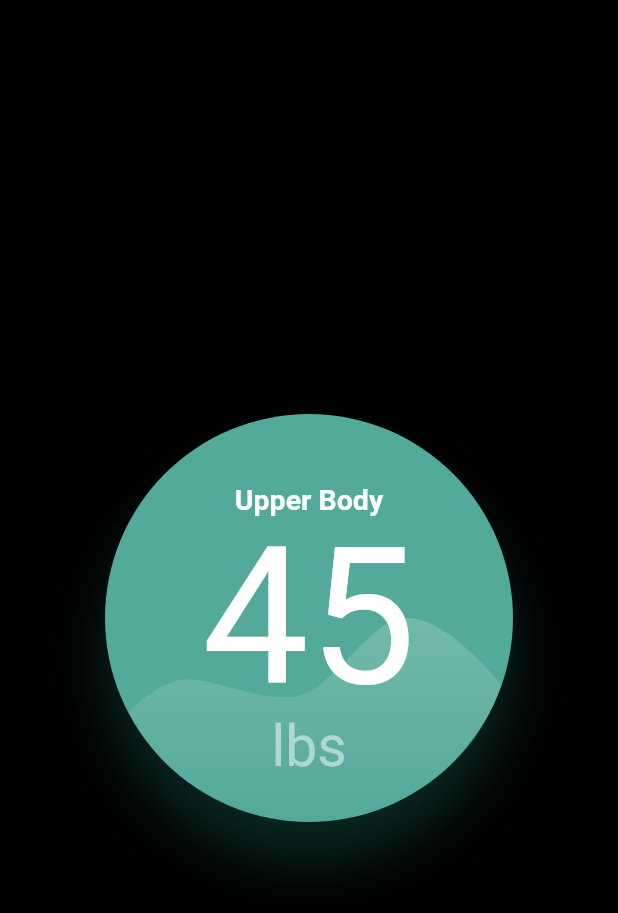
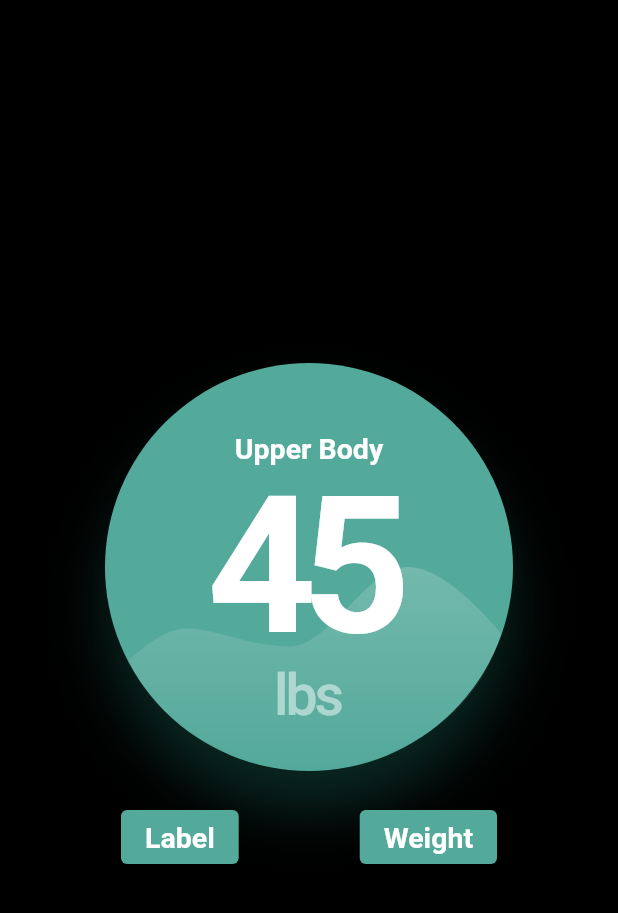
Before and after one commit to luggy-wuggy/tonal_project, a Flutter app: the screen it shows after launch, on a phone screen of 412 x 824 dp. Shown: the top 913 px of the screen. Run offline on Flutter 3.47's test engine with Material 2 defaults, Android fonts, the phone set to English and light mode, and no system bars; our stand-ins replace flutter_svg, rxdart, shared_preferences; Roboto replaces fonts that are missing (Helvetica, League Gothic).

Commit message:
added streams/provider for bubble

```diff
--- /dev/null
+++ b/tonal/lib/bloc/bubble_bloc.dart
@@ -0,0 +1,41 @@
+import 'dart:async';
+import 'package:rxdart/rxdart.dart';
+import 'package:shared_preferences/shared_preferences.dart';
+
+class BubbleBloc {
+  String initialLabel = 'Upper Body';
+  String initialWeight = '45';
+
+  final _subjectLabelDisplay = BehaviorSubject<String>();
+  final _subjectWeightDisplay = BehaviorSubject<String>();
+
+  /// GETTERS
+  Stream<String> get labelObservable => _subjectLabelDisplay.stream;
+  Stream<String> get weightObservable => _subjectWeightDisplay.stream;
+
+  void loadPreferences() async {
+    SharedPreferences prefs = await SharedPreferences.getInstance();
+    String? label = prefs.getString('label');
+    String? weight = prefs.getString('weight');
+
+    label != null ? _subjectLabelDisplay.sink.add(label) : _subjectLabelDisplay.sink.add(initialLabel);
+    weight != null ? _subjectWeightDisplay.sink.add(weight) : _subjectWeightDisplay.sink.add(initialWeight);
+  }
+
+  void setLabel(String s) async {
+    SharedPreferences prefs = await SharedPreferences.getInstance();
+    _subjectLabelDisplay.value = s;
+    await prefs.setString('label', s);
+  }
+
+  void setWeight(String s) async {
+    SharedPreferences prefs = await SharedPreferences.getInstance();
+    _subjectWeightDisplay.value = s;
+    await prefs.setString('weight', s);
+  }
+
+  void dispose() {
+    _subjectLabelDisplay.close();
+    _subjectWeightDisplay.close();
+  }
+}
--- /dev/null
+++ b/tonal/lib/bloc/bubble_provider.dart
@@ -0,0 +1,13 @@
+import 'package:flutter/material.dart';
+import 'package:tonal/bloc/bubble_bloc.dart';
+
+class BubbleProvider with ChangeNotifier {
+  late BubbleBloc _bubbleBloc;
+
+  BubbleProvider() {
+    _bubbleBloc = BubbleBloc();
+    _bubbleBloc.loadPreferences();
+  }
+
+  BubbleBloc get bloc => _bubbleBloc;
+}
--- a/tonal/lib/global/styles.dart
+++ b/tonal/lib/global/styles.dart
@@ -1,4 +1,5 @@
 import 'package:flutter/material.dart';
+import 'package:flutter/painting.dart';
 import 'package:flutter_svg/flutter_svg.dart';
 
 const double bubbleDiameter = 272;
@@ -29,13 +30,17 @@ const labelTextStyle = TextStyle(
 );
 
 const weightTextStyle = TextStyle(
+  letterSpacing: -10,
   fontFamily: 'League Gothic',
   fontSize: 127,
+  fontWeight: FontWeight.w600,
   color: Colors.white,
 );
 
 const unitTextStyle = TextStyle(
+  letterSpacing: -2,
   fontFamily: 'League Gothic',
   fontSize: 38,
+  fontWeight: FontWeight.w500,
   color: Color(0x80ffffff),
 );
--- a/tonal/lib/main.dart
+++ b/tonal/lib/main.dart
@@ -1,5 +1,7 @@
 import 'package:flutter/material.dart';
+import 'package:tonal/bloc/bubble_provider.dart';
 import 'package:tonal/view/home.dart';
+import 'package:provider/provider.dart';
 
 void main() {
   runApp(const MyApp());
@@ -9,10 +11,13 @@ class MyApp extends StatelessWidget {
   const MyApp({Key? key}) : super(key: key);
   @override
   Widget build(BuildContext context) {
-    return MaterialApp(
-      title: 'Flutter Demo',
-      theme: ThemeData(),
-      home: const Home(),
+    return ChangeNotifierProvider<BubbleProvider>(
+      create: (context) => BubbleProvider(),
+      child: MaterialApp(
+        title: 'Flutter Demo',
+        theme: ThemeData(),
+        home: const Home(),
+      ),
     );
   }
 }
--- a/tonal/lib/view/home.dart
+++ b/tonal/lib/view/home.dart
@@ -13,21 +13,55 @@ class Home extends StatelessWidget {
         color: Colors.black,
         child: Column(
           mainAxisAlignment: MainAxisAlignment.center,
+          crossAxisAlignment: CrossAxisAlignment.center,
           children: [
-            Container(
+            const Bubble(),
+            SizedBox(height: 20),
+            Row(
+              mainAxisAlignment: MainAxisAlignment.spaceEvenly,
+              children: [
+                ElevatedButton(
+                  onPressed: () {},
+                  style: ButtonStyle(
+                    backgroundColor: MaterialStateProperty.all<Color>(const Color(0xff53a99a)),
+                  ),
+                  child: const Text(
+                    'Label',
+                    style: labelTextStyle,
+                  ),
+                ),
+                ElevatedButton(
+                  onPressed: () {},
+                  style: ButtonStyle(
+                    backgroundColor: MaterialStateProperty.all<Color>(const Color(0xff53a99a)),
+                  ),
+                  child: const Text(
+                    'Weight',
+                    style: labelTextStyle,
+                  ),
+                )
+              ],
+            ),
+          ],
+        ),
+      ),
+    );
+  }
+}
+
+class Bubble extends StatelessWidget {
+  const Bubble({
+    Key? key,
+  }) : super(key: key);
+
+  @override
+  Widget build(BuildContext context) {
+    return Container(
       height: bubbleDiameter,
       width: bubbleDiameter,
       decoration: bubbleBoxDecoration,
       child: Stack(
         children: [
-                  Align(
-                    alignment: Alignment.bottomCenter,
-                    //child: svg,
-                    child: ClipPath(
-                      clipper: GraphBubbleClipper(),
-                      child: svg,
-                    ),
-                  ),
           const Padding(
             padding: EdgeInsets.only(top: bubbleDiameter * 0.17),
             child: Align(
@@ -46,11 +80,14 @@ class Home extends StatelessWidget {
               child: Text('lbs', style: unitTextStyle),
             ),
           ),
-                ],
+          Align(
+            alignment: Alignment.bottomCenter,
+            child: ClipPath(
+              clipper: GraphBubbleClipper(),
+              child: svg,
             ),
           ),
         ],
-        ),
       ),
     );
   }
@@ -63,16 +100,8 @@ class GraphBubbleClipper extends CustomClipper<Path> {
   ) {
     final path = Path();
 
-    path.moveTo(0, 0);
-
     path.quadraticBezierTo(0, size.height * 0.88, size.width * 0.5, size.height);
-
-    //path.lineTo(size.width * 0.5, size.height);
-
     path.quadraticBezierTo(size.width * 0.89, size.height * 0.92, size.width * 0.985, size.height * 0.33);
-
-    //path.lineTo(size.width * 0.985, size.height * 0.33);
-
     path.lineTo(size.width * 0.985, 0);
 
     return path;
--- a/tonal/pubspec.yaml
+++ b/tonal/pubspec.yaml
@@ -35,6 +35,9 @@ dependencies:
   # Use with the CupertinoIcons class for iOS style icons.
   cupertino_icons: ^1.0.2
   flutter_svg: ^0.23.0+1
+  shared_preferences: ^2.0.8
+  rxdart: ^0.27.2
+  provider: ^6.0.1
 
 dev_dependencies:
   flutter_test:
```
Also changed, not shown: tonal/pubspec.lock, 3 other files. Lines whose indentation alone changed are shown as unchanged.
